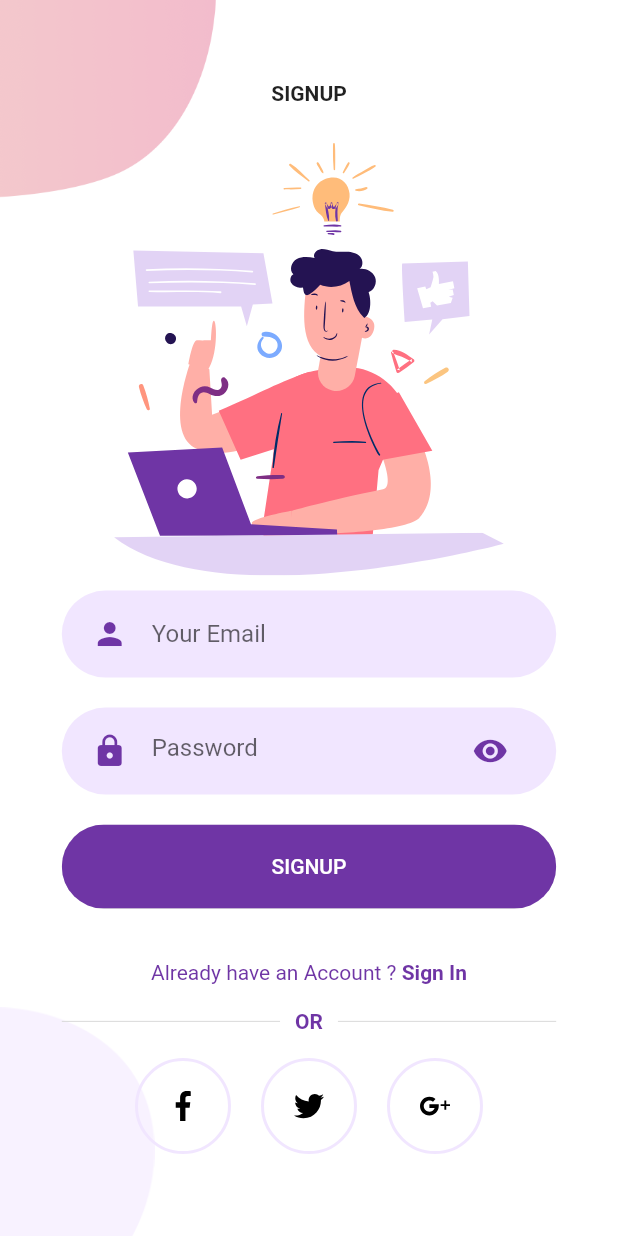
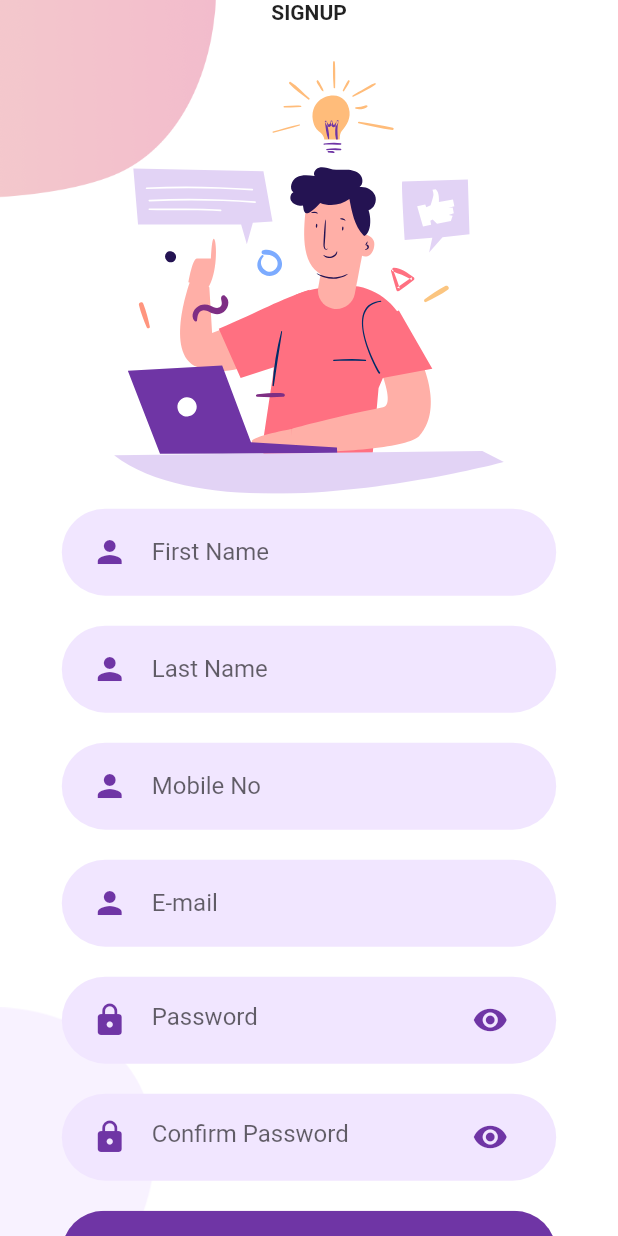
Before and after one commit to abdullahabid04/flutterapp, a Flutter app: the screen it shows after launch, after a tap on "Sign Up", on a phone screen of 412 x 824 dp. Run offline on Flutter 3.47's test engine with Material 2 defaults, Android fonts, the phone set to English and light mode, and no system bars; our stand-ins replace flutter_svg.

Commit message:
eleventh commit

```diff
--- a/lib/Screens/Login/components/body.dart
+++ b/lib/Screens/Login/components/body.dart
@@ -45,6 +45,7 @@ class _BodyState extends State<Body> {
               onChanged: (value) {},
             ),
             RoundedPasswordField(
+              hinttext: "Password",
               controller: password,
               onChanged: (value) {},
             ),
--- a/lib/Screens/Signup/components/body.dart
+++ b/lib/Screens/Signup/components/body.dart
@@ -18,7 +18,11 @@ class Body extends StatefulWidget {
 
 class _BodyState extends State<Body> {
   final email = TextEditingController();
+  final first_name = TextEditingController();
+  final last_name = TextEditingController();
+  final mobile_no = TextEditingController();
   final password = TextEditingController();
+  final confirm_password = TextEditingController();
 
   @override
   Widget build(BuildContext context) {
@@ -38,12 +42,33 @@ class _BodyState extends State<Body> {
               height: size.height * 0.35,
             ),
             RoundedInputField(
+              controller: first_name,
+              hintText: "First Name",
+              onChanged: (value) {},
+            ),
+            RoundedInputField(
+              controller: last_name,
+              hintText: "Last Name",
+              onChanged: (value) {},
+            ),
+            RoundedInputField(
+              controller: mobile_no,
+              hintText: "Mobile No",
+              onChanged: (value) {},
+            ),
+            RoundedInputField(
               controller: email,
-              hintText: "Your Email",
+              hintText: "E-mail",
               onChanged: (value) {},
             ),
             RoundedPasswordField(
+              hinttext: "Password",
               controller: password,
+              onChanged: (value) {},
+            ),
+            RoundedPasswordField(
+              hinttext: "Confirm Password",
+              controller: confirm_password,
               onChanged: (value) {},
             ),
             RoundedButton(
--- a/lib/Screens/Welcome/components/body.dart
+++ b/lib/Screens/Welcome/components/body.dart
@@ -23,7 +23,7 @@ class _BodyState extends State<Body> {
           mainAxisAlignment: MainAxisAlignment.center,
           children: <Widget>[
             Text(
-              "M Y   C L E A N   W A T E R",
+              "A Q U A   P U R E",
               style: TextStyle(fontWeight: FontWeight.bold),
             ),
             SizedBox(height: size.height * 0.05),
--- a/lib/Screens/splash_screen.dart
+++ b/lib/Screens/splash_screen.dart
@@ -17,7 +17,7 @@ class _SplashScreenState extends State<SplashScreen> {
   bool _isVisible = false;
 
   _SplashScreenState() {
-    new Timer(const Duration(milliseconds: 2000), () {
+    Timer(const Duration(milliseconds: 2000), () {
       setState(() {
         Navigator.of(context).pushAndRemoveUntil(
             MaterialPageRoute(builder: (context) => WelcomeScreen()),
@@ -25,7 +25,7 @@ class _SplashScreenState extends State<SplashScreen> {
       });
     });
 
-    new Timer(Duration(milliseconds: 10), () {
+    Timer(const Duration(milliseconds: 10), () {
       setState(() {
         _isVisible =
             true; // Now it is showing fade effect and navigating to Login page
@@ -36,8 +36,8 @@ class _SplashScreenState extends State<SplashScreen> {
   @override
   Widget build(BuildContext context) {
     return Container(
-      decoration: new BoxDecoration(
-        gradient: new LinearGradient(
+      decoration: BoxDecoration(
+        gradient: LinearGradient(
           colors: [
             Theme.of(context).accentColor,
             Theme.of(context).primaryColor
@@ -50,12 +50,12 @@ class _SplashScreenState extends State<SplashScreen> {
       ),
       child: AnimatedOpacity(
         opacity: _isVisible ? 1.0 : 0,
-        duration: Duration(milliseconds: 1200),
+        duration: const Duration(milliseconds: 1200),
         child: Center(
           child: Container(
             height: 140.0,
             width: 140.0,
-            child: Center(
+            child: const Center(
               child: ClipOval(
                 child: Icon(
                   Icons.water_drop,
@@ -71,7 +71,7 @@ class _SplashScreenState extends State<SplashScreen> {
                   BoxShadow(
                     color: Colors.blue.withOpacity(0.3),
                     blurRadius: 2.0,
-                    offset: Offset(5.0, 3.0),
+                    offset: const Offset(5.0, 3.0),
                     spreadRadius: 2.0,
                   )
                 ]),
--- a/lib/components/rounded_password_field.dart
+++ b/lib/components/rounded_password_field.dart
@@ -3,11 +3,13 @@ import '/components/text_field_container.dart';
 import '/constants.dart';
 
 class RoundedPasswordField extends StatefulWidget {
+  final String? hinttext;
   final ValueChanged<String> onChanged;
   final TextEditingController controller;
 
   const RoundedPasswordField({
     Key? key,
+    this.hinttext,
     required this.onChanged,
     required this.controller,
   }) : super(key: key);
@@ -25,7 +27,7 @@ class _RoundedPasswordFieldState extends State<RoundedPasswordField> {
         onChanged: widget.onChanged,
         cursorColor: kPrimaryColor,
         decoration: InputDecoration(
-          hintText: "Password",
+          hintText: widget.hinttext,
           icon: Icon(
             Icons.lock,
             color: kPrimaryColor,
--- a/lib/main.dart
+++ b/lib/main.dart
@@ -2,15 +2,17 @@ import 'package:flutter/material.dart';
 import 'constants.dart';
 import '/Screens/splash_screen.dart';
 
-void main() => runApp(MyApp());
+void main() => runApp(const MyApp());
 
 class MyApp extends StatelessWidget {
+  const MyApp({Key? key}) : super(key: key);
+
   // This widget is the root of your application.
   @override
   Widget build(BuildContext context) {
     return MaterialApp(
       debugShowCheckedModeBanner: false,
-      title: 'Flutter Auth',
+      title: 'AquaPure',
       theme: ThemeData(
         primaryColor: kPrimaryColor,
         scaffoldBackgroundColor: Colors.white,
```
Also changed, not shown: lib/Screens/Signup/verify_account.dart (added, +23 -0 lines).
